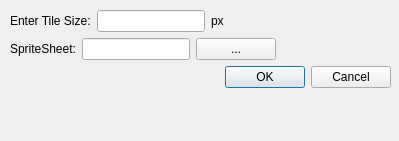
Qt form forms/NewProjectDialog.ui (SirNyble/LevelEditor) before a commit.
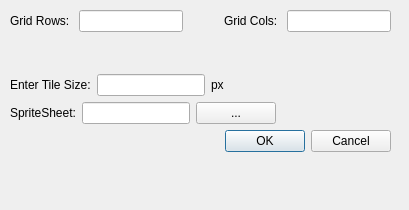
The same form after that commit.

Commit message: Adding 2D Grid so that users can "stamp" a sprite into the map

The edit to the form file:
```diff
--- a/forms/NewProjectDialog.ui
+++ b/forms/NewProjectDialog.ui
@@ -6,8 +6,8 @@
    <rect>
     <x>0</x>
     <y>0</y>
-    <width>399</width>
-    <height>141</height>
+    <width>409</width>
+    <height>210</height>
    </rect>
   </property>
   <property name="windowTitle">
@@ -19,7 +19,7 @@
      <x>10</x>
      <y>10</y>
      <width>381</width>
-     <height>121</height>
+     <height>179</height>
     </rect>
    </property>
    <layout class="QVBoxLayout" name="verticalLayout_3">
@@ -27,6 +27,56 @@
      <layout class="QVBoxLayout" name="verticalLayout_2">
       <item>
        <layout class="QVBoxLayout" name="verticalLayout">
+        <item>
+         <layout class="QHBoxLayout" name="horizontalLayout_3">
+          <item>
+           <widget class="QLabel" name="label_4">
+            <property name="text">
+             <string>Grid Rows: </string>
+            </property>
+           </widget>
+          </item>
+          <item>
+           <widget class="QLineEdit" name="m_gridRowSizeEdit"/>
+          </item>
+          <item>
+           <spacer name="horizontalSpacer_3">
+            <property name="orientation">
+             <enum>Qt::Horizontal</enum>
+            </property>
+            <property name="sizeHint" stdset="0">
+             <size>
+              <width>40</width>
+              <height>20</height>
+             </size>
+            </property>
+           </spacer>
+          </item>
+          <item>
+           <widget class="QLabel" name="label_5">
+            <property name="text">
+             <string>Grid Cols: </string>
+            </property>
+           </widget>
+          </item>
+          <item>
+           <widget class="QLineEdit" name="m_gridColSizeEdit"/>
+          </item>
+         </layout>
+        </item>
+        <item>
+         <spacer name="verticalSpacer_2">
+          <property name="orientation">
+           <enum>Qt::Vertical</enum>
+          </property>
+          <property name="sizeHint" stdset="0">
+           <size>
+            <width>20</width>
+            <height>40</height>
+           </size>
+          </property>
+         </spacer>
+        </item>
         <item>
          <layout class="QHBoxLayout" name="horizontalLayout">
           <item>
```
The commit also changes 7 other files.
